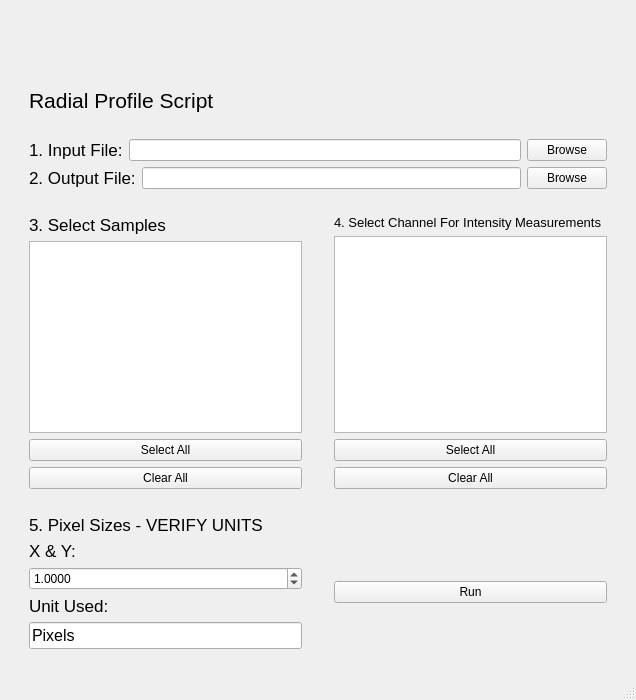
Qt form radialUI.ui (HarrisonWismer/RadialProfile) before a commit.
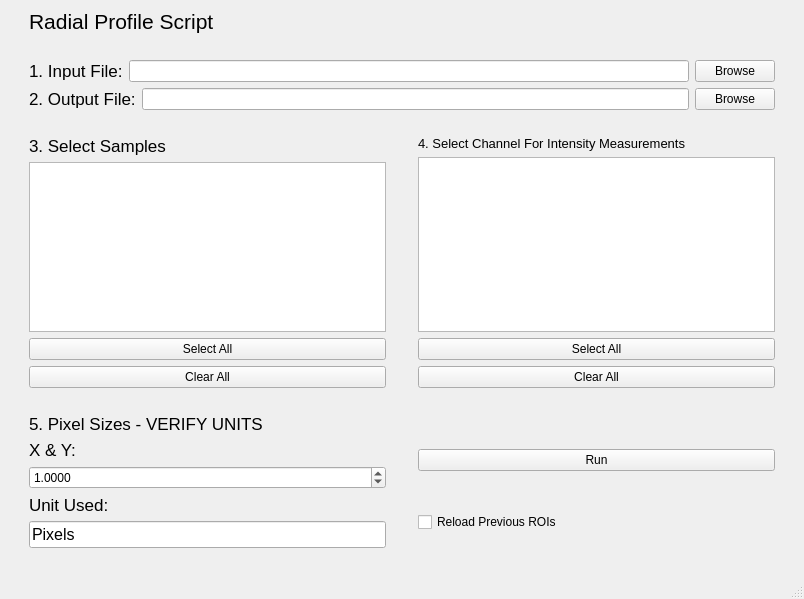
The same form after that commit.

Commit message: Added ability to reload previously run ROIs

The edit to the form file:
```diff
--- a/radialUI.ui
+++ b/radialUI.ui
@@ -6,8 +6,8 @@
    <rect>
     <x>0</x>
     <y>0</y>
-    <width>636</width>
-    <height>700</height>
+    <width>804</width>
+    <height>599</height>
    </rect>
   </property>
   <property name="windowTitle">
@@ -19,45 +19,6 @@
   <widget class="QWidget" name="centralwidget">
    <layout class="QGridLayout" name="gridLayout_3">
     <item row="0" column="1">
-     <spacer name="verticalSpacer_3">
-      <property name="orientation">
-       <enum>Qt::Vertical</enum>
-      </property>
-      <property name="sizeHint" stdset="0">
-       <size>
-        <width>20</width>
-        <height>40</height>
-       </size>
-      </property>
-     </spacer>
-    </item>
-    <item row="3" column="1" colspan="3">
-     <layout class="QHBoxLayout" name="horizontalLayout">
-      <item>
-       <widget class="QLabel" name="label_2">
-        <property name="font">
-         <font>
-          <pointsize>13</pointsize>
-         </font>
-        </property>
-        <property name="text">
-         <string>1. Input File:</string>
-        </property>
-       </widget>
-      </item>
-      <item>
-       <widget class="QLineEdit" name="inputLine"/>
-      </item>
-      <item>
-       <widget class="QPushButton" name="loadBrowse">
-        <property name="text">
-         <string>Browse</string>
-        </property>
-       </widget>
-      </item>
-     </layout>
-    </item>
-    <item row="1" column="1">
      <widget class="QLabel" name="label_5">
       <property name="font">
        <font>
@@ -69,7 +30,7 @@
       </property>
      </widget>
     </item>
-    <item row="2" column="1">
+    <item row="1" column="1">
      <spacer name="horizontalSpacer_4">
       <property name="orientation">
        <enum>Qt::Horizontal</enum>
@@ -82,7 +43,180 @@
       </property>
      </spacer>
     </item>
-    <item row="6" column="4">
+    <item row="2" column="1" colspan="3">
+     <layout class="QHBoxLayout" name="horizontalLayout">
+      <item>
+       <widget class="QLabel" name="label_2">
+        <property name="font">
+         <font>
+          <pointsize>13</pointsize>
+         </font>
+        </property>
+        <property name="text">
+         <string>1. Input File:</string>
+        </property>
+       </widget>
+      </item>
+      <item>
+       <widget class="QLineEdit" name="inputLine"/>
+      </item>
+      <item>
+       <widget class="QPushButton" name="loadBrowse">
+        <property name="text">
+         <string>Browse</string>
+        </property>
+       </widget>
+      </item>
+     </layout>
+    </item>
+    <item row="3" column="1" colspan="3">
+     <layout class="QHBoxLayout" name="horizontalLayout_3">
+      <item>
+       <widget class="QLabel" name="label_3">
+        <property name="font">
+         <font>
+          <pointsize>13</pointsize>
+         </font>
+        </property>
+        <property name="text">
+         <string>2. Output File:</string>
+        </property>
+       </widget>
+      </item>
+      <item>
+       <widget class="QLineEdit" name="outputLine"/>
+      </item>
+      <item>
+       <widget class="QPushButton" name="outputBrowse">
+        <property name="text">
+         <string>Browse</string>
+        </property>
+       </widget>
+      </item>
+     </layout>
+    </item>
+    <item row="4" column="1">
+     <spacer name="horizontalSpacer">
+      <property name="orientation">
+       <enum>Qt::Horizontal</enum>
+      </property>
+      <property name="sizeHint" stdset="0">
+       <size>
+        <width>40</width>
+        <height>20</height>
+       </size>
+      </property>
+     </spacer>
+    </item>
+    <item row="5" column="0">
+     <spacer name="verticalSpacer_2">
+      <property name="orientation">
+       <enum>Qt::Vertical</enum>
+      </property>
+      <property name="sizeHint" stdset="0">
+       <size>
+        <width>20</width>
+        <height>40</height>
+       </size>
+      </property>
+     </spacer>
+    </item>
+    <item row="5" column="1">
+     <layout class="QVBoxLayout" name="verticalLayout">
+      <item>
+       <widget class="QLabel" name="label">
+        <property name="font">
+         <font>
+          <pointsize>13</pointsize>
+         </font>
+        </property>
+        <property name="text">
+         <string>3. Select Samples</string>
+        </property>
+       </widget>
+      </item>
+      <item>
+       <widget class="QListWidget" name="sampleList">
+        <property name="selectionMode">
+         <enum>QAbstractItemView::MultiSelection</enum>
+        </property>
+       </widget>
+      </item>
+      <item>
+       <widget class="QPushButton" name="selectAllSamples">
+        <property name="text">
+         <string>Select All</string>
+        </property>
+       </widget>
+      </item>
+      <item>
+       <widget class="QPushButton" name="clearAllSamples">
+        <property name="text">
+         <string>Clear All</string>
+        </property>
+       </widget>
+      </item>
+     </layout>
+    </item>
+    <item row="5" column="2">
+     <spacer name="verticalSpacer">
+      <property name="orientation">
+       <enum>Qt::Vertical</enum>
+      </property>
+      <property name="sizeHint" stdset="0">
+       <size>
+        <width>20</width>
+        <height>40</height>
+       </size>
+      </property>
+     </spacer>
+    </item>
+    <item row="5" column="3">
+     <layout class="QVBoxLayout" name="verticalLayout_2">
+      <item>
+       <widget class="QLabel" name="channelLabel">
+        <property name="font">
+         <font>
+          <pointsize>10</pointsize>
+         </font>
+        </property>
+        <property name="text">
+         <string>4. Select Channel For Intensity Measurements</string>
+        </property>
+       </widget>
+      </item>
+      <item>
+       <widget class="QListWidget" name="channelList">
+        <property name="font">
+         <font>
+          <pointsize>12</pointsize>
+         </font>
+        </property>
+        <property name="selectionMode">
+         <enum>QAbstractItemView::MultiSelection</enum>
+        </property>
+        <property name="selectionRectVisible">
+         <bool>false</bool>
+        </property>
+       </widget>
+      </item>
+      <item>
+       <widget class="QPushButton" name="selectAllChannels">
+        <property name="text">
+         <string>Select All</string>
+        </property>
+       </widget>
+      </item>
+      <item>
+       <widget class="QPushButton" name="clearAllChannels">
+        <property name="text">
+         <string>Clear All</string>
+        </property>
+       </widget>
+      </item>
+     </layout>
+    </item>
+    <item row="5" column="4">
      <spacer name="verticalSpacer_4">
       <property name="orientation">
        <enum>Qt::Vertical</enum>
@@ -95,7 +229,7 @@
       </property>
      </spacer>
     </item>
-    <item row="7" column="1">
+    <item row="6" column="1">
      <spacer name="horizontalSpacer_2">
       <property name="orientation">
        <enum>Qt::Horizontal</enum>
@@ -108,7 +242,7 @@
       </property>
      </spacer>
     </item>
-    <item row="8" column="1">
+    <item row="7" column="1">
      <layout class="QGridLayout" name="gridLayout">
       <item row="2" column="0">
        <widget class="QDoubleSpinBox" name="xyScale">
@@ -186,158 +320,25 @@
       </item>
      </layout>
     </item>
-    <item row="8" column="3">
-     <widget class="QPushButton" name="runButton">
-      <property name="text">
-       <string>Run</string>
-      </property>
-     </widget>
-    </item>
-    <item row="6" column="1">
-     <layout class="QVBoxLayout" name="verticalLayout">
+    <item row="7" column="3">
+     <layout class="QVBoxLayout" name="verticalLayout_3">
       <item>
-       <widget class="QLabel" name="label">
-        <property name="font">
-         <font>
-          <pointsize>13</pointsize>
-         </font>
-        </property>
+       <widget class="QPushButton" name="runButton">
         <property name="text">
-         <string>3. Select Samples</string>
+         <string>Run</string>
         </property>
        </widget>
       </item>
       <item>
-       <widget class="QListWidget" name="sampleList">
-        <property name="selectionMode">
-         <enum>QAbstractItemView::MultiSelection</enum>
-        </property>
-       </widget>
-      </item>
-      <item>
-       <widget class="QPushButton" name="selectAllSamples">
+       <widget class="QCheckBox" name="reloadROI">
         <property name="text">
-         <string>Select All</string>
+         <string>Reload Previous ROIs</string>
         </property>
-       </widget>
-      </item>
-      <item>
-       <widget class="QPushButton" name="clearAllSamples">
-        <property name="text">
-         <string>Clear All</string>
-        </property>
-       </widget>
-      </item>
-     </layout>
-    </item>
-    <item row="4" column="1" colspan="3">
-     <layout class="QHBoxLayout" name="horizontalLayout_3">
-      <item>
-       <widget class="QLabel" name="label_3">
-        <property name="font">
-         <font>
-          <pointsize>13</pointsize>
-         </font>
-        </property>
-        <property name="text">
-         <string>2. Output File:</string>
-        </property>
-       </widget>
-      </item>
-      <item>
-       <widget class="QLineEdit" name="outputLine"/>
-      </item>
-      <item>
-       <widget class="QPushButton" name="outputBrowse">
-        <property name="text">
-         <string>Browse</string>
-        </property>
-       </widget>
-      </item>
-     </layout>
-    </item>
-    <item row="5" column="1">
-     <spacer name="horizontalSpacer">
-      <property name="orientation">
-       <enum>Qt::Horizontal</enum>
-      </property>
-      <property name="sizeHint" stdset="0">
-       <size>
-        <width>40</width>
-        <height>20</height>
-       </size>
-      </property>
-     </spacer>
-    </item>
-    <item row="6" column="0">
-     <spacer name="verticalSpacer_2">
-      <property name="orientation">
-       <enum>Qt::Vertical</enum>
-      </property>
-      <property name="sizeHint" stdset="0">
-       <size>
-        <width>20</width>
-        <height>40</height>
-       </size>
-      </property>
-     </spacer>
-    </item>
-    <item row="6" column="2">
-     <spacer name="verticalSpacer">
-      <property name="orientation">
-       <enum>Qt::Vertical</enum>
-      </property>
-      <property name="sizeHint" stdset="0">
-       <size>
-        <width>20</width>
-        <height>40</height>
-       </size>
-      </property>
-     </spacer>
-    </item>
-    <item row="6" column="3">
-     <layout class="QVBoxLayout" name="verticalLayout_2">
-      <item>
-       <widget class="QLabel" name="channelLabel">
-        <property name="font">
-         <font>
-          <pointsize>10</pointsize>
-         </font>
-        </property>
-        <property name="text">
-         <string>4. Select Channel For Intensity Measurements</string>
-        </property>
-       </widget>
-      </item>
-      <item>
-       <widget class="QListWidget" name="channelList">
-        <property name="font">
-         <font>
-          <pointsize>12</pointsize>
-         </font>
-        </property>
-        <property name="selectionMode">
-         <enum>QAbstractItemView::MultiSelection</enum>
-        </property>
-        <property name="selectionRectVisible">
+        <property name="checked">
          <bool>false</bool>
         </property>
        </widget>
       </item>
-      <item>
-       <widget class="QPushButton" name="selectAllChannels">
-        <property name="text">
-         <string>Select All</string>
-        </property>
-       </widget>
-      </item>
-      <item>
-       <widget class="QPushButton" name="clearAllChannels">
-        <property name="text">
-         <string>Clear All</string>
-        </property>
-       </widget>
-      </item>
      </layout>
     </item>
    </layout>
```
Left out of the diff: 2 changed lines with no effect on the pictures. The commit also changes 2 other files.
